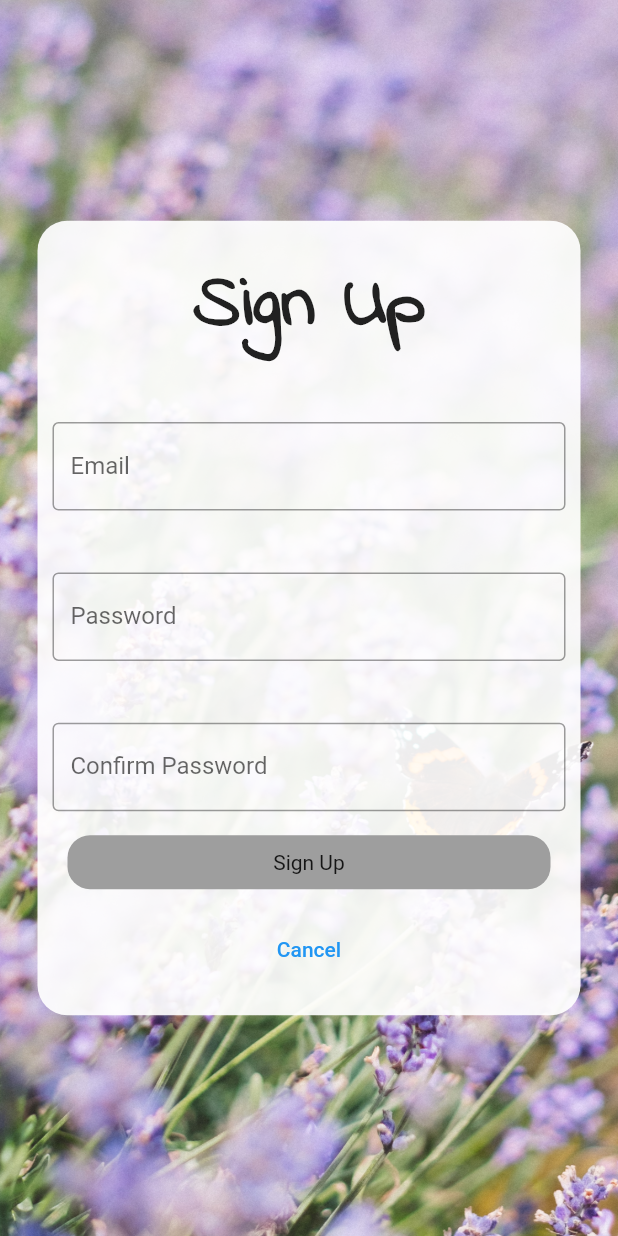
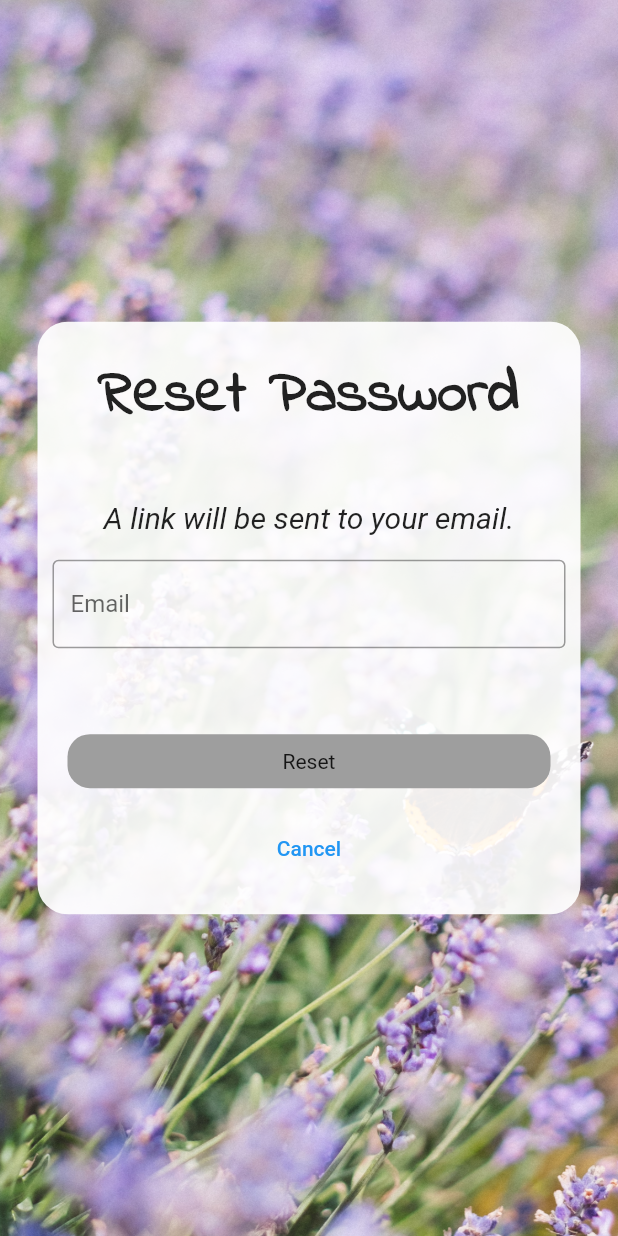
Before and after one commit to Hackathon-SP-2022/positiveAF, a Flutter app: the ForgotPassPage screen opened directly, on a phone screen of 412 x 824 dp. Run offline on Flutter 3.47's test engine with Material 2 defaults, Android fonts, the light colour scheme and no system bars; our stand-ins replace firebase_auth, firebase_core; accounts and stored records are empty.

Commit message:
Reset Password

```diff
--- a/positive_af/lib/pages/forgot_password_page.dart
+++ b/positive_af/lib/pages/forgot_password_page.dart
@@ -10,10 +10,7 @@ class ForgotPassPage extends StatefulWidget {
 
 class _ForgotPassPageState extends State<ForgotPassPage> {
   final _formKey = GlobalKey<FormState>();
-  final TextEditingController _username = TextEditingController();
   final TextEditingController _email = TextEditingController();
-  final TextEditingController _password = TextEditingController();
-  final TextEditingController _confirmPassword = TextEditingController();
 
   @override
   Widget build(BuildContext context) {
@@ -39,47 +36,39 @@ class _ForgotPassPageState extends State<ForgotPassPage> {
                 child: Column(
                   children: [
                     const Text(
-                      "Sign Up",
+                      "Reset Password",
                       textAlign: TextAlign.center,
                       // add custom font
                       style: TextStyle(
                         fontWeight: FontWeight.bold,
-                        fontSize: 50,
+                        fontSize: 40,
                         fontFamily: 'Indies',
                       ),
                       // add moto
                     ),
                     SizedBox(height: MediaQuery.of(context).size.height * 0.05),
+                    const Text(
+                      "A link will be sent to your email.",
+                      textAlign: TextAlign.center,
+                      // add custom font
+                      style: TextStyle(
+                        fontStyle: FontStyle.italic,
+                        fontSize: 20,
+                        // fontFamily: 'Indies',
+                      ),
+                      // add moto
+                    ),
+                    SizedBox(height: MediaQuery.of(context).size.height * 0.02),
                     Container(
                       child: TextFormField(
                         controller: _email,
                         decoration: const InputDecoration(
                           border: OutlineInputBorder(),
-                          hintText: 'something@gmail.com',
                           labelText: 'Email',
                         ),
                       ),
                     ),
                     SizedBox(height: MediaQuery.of(context).size.height * 0.05),
-                    Container(
-                      child: TextFormField(
-                        controller: _password,
-                        decoration: const InputDecoration(
-                          border: OutlineInputBorder(),
-                          labelText: 'Password',
-                        ),
-                      ),
-                    ),
-                    SizedBox(height: MediaQuery.of(context).size.height * 0.05),
-                    Container(
-                      child: TextFormField(
-                        controller: _confirmPassword,
-                        decoration: const InputDecoration(
-                          border: OutlineInputBorder(),
-                          labelText: 'Confirm Password',
-                        ),
-                      ),
-                    ),
                     Container(
                       width: double.infinity,
                       padding: const EdgeInsets.all(10),
@@ -92,14 +81,11 @@ class _ForgotPassPageState extends State<ForgotPassPage> {
                           borderRadius: BorderRadius.circular(15.0),
                         ),
                         onPressed: () async {
-                          bool shouldNavigate =
-                          await createAccount(_email.text, _password.text);
+                          // bool shouldNavigate =
+                          // await DatabaseService.createAccount(_email.text, _password.text);
                         },
-                        child: const Text("Sign Up"),
+                        child: const Text("Reset"),
                       ),
-                    ),
-                    Container(
-                      // add sign in with Google
                     ),
                     Row(
                       mainAxisAlignment: MainAxisAlignment.center,
```
Also changed, not shown: 1 other file.
